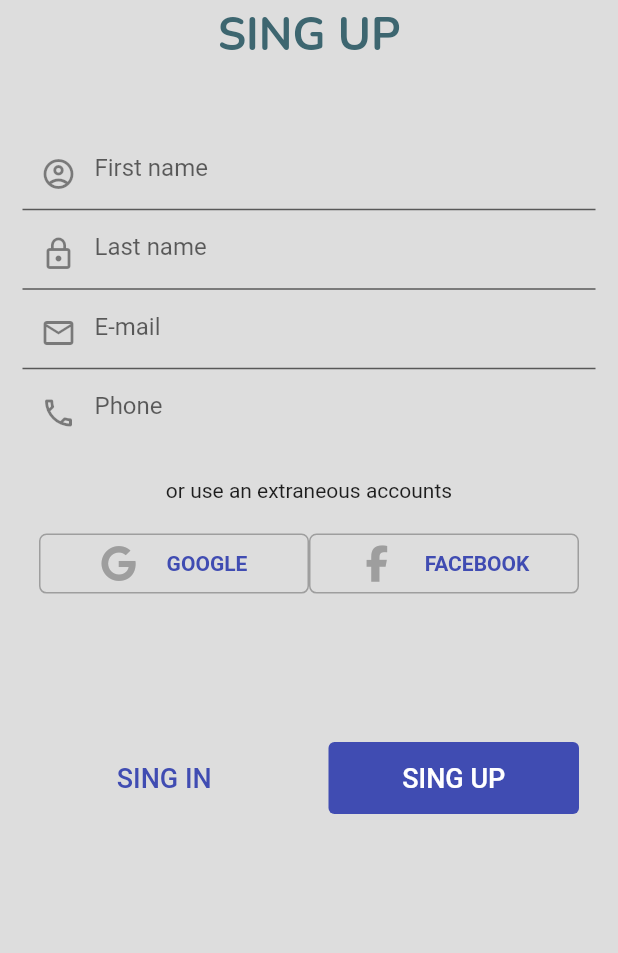
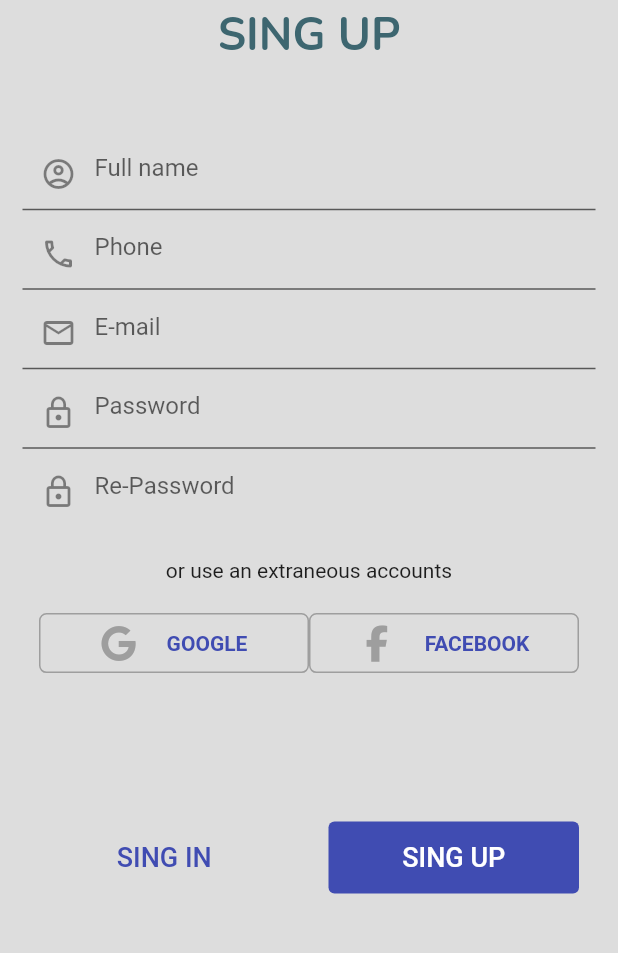
Before and after one commit to nguyenquoctrung1803/e-wallet, a Flutter app: the screen it shows after launch, after a tap on "SING UP", on a phone screen of 412 x 824 dp, the part 206-1159 px from its top. Run offline on Flutter 3.47's test engine with Material 2 defaults, Android fonts, the phone set to English and light mode, and no system bars; our stand-ins replace cloud_firestore, firebase_auth, firebase_core, flutter_riverpod, font_awesome_flutter, google_fonts and 1 more; accounts and stored records are empty.

Commit message:
Build Login and Sign In function and save to firebase

```diff
--- /dev/null
+++ b/lib/common/widgets/custom_button.dart
@@ -0,0 +1,30 @@
+import 'package:ewallet_app/common/utils/colors.dart';
+import 'package:flutter/cupertino.dart';
+import 'package:flutter/material.dart';
+
+class CustomButton extends StatelessWidget {
+  final String text;
+  final VoidCallback onPressed;
+  const CustomButton({super.key, required this.text, required this.onPressed});
+
+  @override
+  Widget build(BuildContext context) {
+    return ElevatedButton(
+      onPressed: onPressed,
+      style: ElevatedButton.styleFrom(
+        elevation: 0,
+        side: const BorderSide(
+          style: BorderStyle.none,
+        ),
+        backgroundColor: backgroundColor,
+      ),
+      child: Text(
+        text,
+        style: const TextStyle(
+          color: buttonColor,
+          fontSize: 18,
+        ),
+      ),
+    );
+  }
+}
--- /dev/null
+++ b/lib/common/widgets/custom_button_color.dart
@@ -0,0 +1,31 @@
+import 'package:ewallet_app/common/utils/colors.dart';
+import 'package:flutter/cupertino.dart';
+import 'package:flutter/material.dart';
+
+class CustomButtonWithColor extends StatelessWidget {
+  final String text;
+  final VoidCallback onPressed;
+  const CustomButtonWithColor(
+      {super.key, required this.text, required this.onPressed});
+
+  @override
+  Widget build(BuildContext context) {
+    return ElevatedButton(
+      onPressed: onPressed,
+      style: ElevatedButton.styleFrom(
+        elevation: 0,
+        side: const BorderSide(
+          style: BorderStyle.none,
+        ),
+        backgroundColor: buttonColor,
+      ),
+      child: Text(
+        text,
+        style: const TextStyle(
+          color: Colors.white,
+          fontSize: 18,
+        ),
+      ),
+    );
+  }
+}
--- /dev/null
+++ b/lib/features/auth/controller/auth_controller.dart
@@ -0,0 +1,28 @@
+// ignore_for_file: public_member_api_docs, sort_constructors_first
+import 'package:flutter/material.dart';
+import 'package:flutter_riverpod/flutter_riverpod.dart';
+
+import '../repository/auth_repository.dart';
+
+final authControllerProvider = Provider((ref) {
+  final authRepository = ref.watch(authRepositoryProvider);
+  return AuthController(authRepository: authRepository, ref: ref);
+});
+
+class AuthController {
+  final AuthRepository authRepository;
+  final ProviderRef ref;
+  AuthController({
+    required this.authRepository,
+    required this.ref,
+  });
+
+  void signUpUser(BuildContext context, String fullName, String email,
+      String password, String phone) {
+    authRepository.createUser(context, fullName, email, password, phone);
+  }
+
+  void signInUser(BuildContext context, String email, String password) {
+    authRepository.loginUser(context, email, password);
+  }
+}
--- a/lib/features/auth/screens/login_screen.dart
+++ b/lib/features/auth/screens/login_screen.dart
@@ -1,23 +1,37 @@
+import 'package:ewallet_app/common/utils/utils.dart';
+import 'package:ewallet_app/common/widgets/custom_button.dart';
+import 'package:ewallet_app/common/widgets/custom_button_color.dart';
+import 'package:ewallet_app/features/auth/controller/auth_controller.dart';
 import 'package:ewallet_app/features/auth/screens/signup_screen.dart';
 import 'package:flutter/material.dart';
 import 'package:flutter/src/widgets/framework.dart';
 import 'package:flutter/src/widgets/placeholder.dart';
+import 'package:flutter_riverpod/flutter_riverpod.dart';
 import 'package:google_fonts/google_fonts.dart';
 
 import '../../../common/utils/colors.dart';
 
-class LoginScreen extends StatefulWidget {
+class LoginScreen extends ConsumerStatefulWidget {
   static const String routeName = '/login-screen';
   const LoginScreen({super.key});
-
   @override
-  State<LoginScreen> createState() => _LoginScreenState();
+  ConsumerState<LoginScreen> createState() => _LoginScreenState();
 }
 
-class _LoginScreenState extends State<LoginScreen> {
+class _LoginScreenState extends ConsumerState<LoginScreen> {
   TextEditingController gmailController = TextEditingController();
   TextEditingController passwordController = TextEditingController();
   bool check = false;
+  void signIn() {
+    final email = gmailController.text.trim();
+    final password = passwordController.text.trim();
+    if (email.isNotEmpty && password.isNotEmpty) {
+      ref.read(authControllerProvider).signInUser(context, email, password);
+    } else {
+      showSnackBar(context: context, content: 'Please filled all the field!');
+    }
+  }
+
   @override
   Widget build(BuildContext context) {
     final size = MediaQuery.of(context).size;
@@ -71,7 +85,8 @@ class _LoginScreenState extends State<LoginScreen> {
                         ),
                       ),
                       TextField(
-                        controller: gmailController,
+                        obscureText: true,
+                        controller: passwordController,
                         decoration: const InputDecoration(
                           prefixIcon: Icon(Icons.lock_outline),
                           filled: true,
@@ -156,43 +171,20 @@ class _LoginScreenState extends State<LoginScreen> {
                 mainAxisAlignment: MainAxisAlignment.spaceEvenly,
                 children: [
                   SizedBox(
-                    width: 167,
-                    height: 48,
-                    child: ElevatedButton(
-                      onPressed: () {
-                        Navigator.pushNamed(context, SignUpScreen.routeName);
-                      },
-                      style: ElevatedButton.styleFrom(
-                        elevation: 0,
-                        side: const BorderSide(
-                          style: BorderStyle.none,
-                        ),
-                        backgroundColor: backgroundColor,
-                      ),
-                      child: const Text(
-                        'SING UP',
-                        style: TextStyle(
-                          color: buttonColor,
-                          fontSize: 18,
-                        ),
-                      ),
-                    ),
-                  ),
+                      width: 167,
+                      height: 48,
+                      child: CustomButton(
+                        text: 'SING UP',
+                        onPressed: () {
+                          Navigator.pushNamed(context, SignUpScreen.routeName);
+                        },
+                      )),
                   SizedBox(
                     width: 167,
                     height: 48,
-                    child: ElevatedButton(
-                      onPressed: () {},
-                      style: ElevatedButton.styleFrom(
-                        elevation: 0,
-                        backgroundColor: buttonColor,
-                      ),
-                      child: const Text(
-                        'SING IN',
-                        style: TextStyle(
-                          fontSize: 18,
-                        ),
-                      ),
+                    child: CustomButtonWithColor(
+                      text: 'SING IN',
+                      onPressed: signIn,
                     ),
                   ),
                 ],
--- a/lib/features/auth/screens/signup_screen.dart
+++ b/lib/features/auth/screens/signup_screen.dart
@@ -1,28 +1,55 @@
+import 'package:ewallet_app/common/utils/utils.dart';
+import 'package:ewallet_app/common/widgets/custom_button_color.dart';
 import 'package:ewallet_app/features/auth/screens/login_screen.dart';
 import 'package:flutter/material.dart';
 import 'package:flutter/src/widgets/framework.dart';
 import 'package:flutter/src/widgets/placeholder.dart';
+import 'package:flutter_riverpod/flutter_riverpod.dart';
 import 'package:font_awesome_flutter/font_awesome_flutter.dart';
 import 'package:google_fonts/google_fonts.dart';
 
 import '../../../common/utils/colors.dart';
+import '../../../common/widgets/custom_button.dart';
+import '../controller/auth_controller.dart';
 
-class SignUpScreen extends StatefulWidget {
+class SignUpScreen extends ConsumerStatefulWidget {
   static const String routeName = '/signup-screen';
   const SignUpScreen({super.key});
 
   @override
-  State<SignUpScreen> createState() => _SignUpScreenState();
+  ConsumerState<SignUpScreen> createState() => _SignUpScreenState();
 }
 
-class _SignUpScreenState extends State<SignUpScreen> {
+class _SignUpScreenState extends ConsumerState<SignUpScreen> {
+  final gmailController = TextEditingController();
+  final fullNameController = TextEditingController();
+  final phoneController = TextEditingController();
+  final passwordController = TextEditingController();
+  final repasswordController = TextEditingController();
+
+  void signUpUser() {
+    final fullName = fullNameController.text.trim();
+    final email = gmailController.text.trim();
+    final phone = phoneController.text.trim();
+    final password = passwordController.text.trim();
+    final repassword = repasswordController.text.trim();
+    if (fullName.isNotEmpty &&
+        email.isNotEmpty &&
+        phone.isNotEmpty &&
+        password == repassword) {
+      ref
+          .read(authControllerProvider)
+          .signUpUser(context, fullName, email, password, phone);
+    } else {
+      showSnackBar(
+          context: context,
+          content: 'Please fill all the fields and correct repassword!');
+    }
+  }
+
   @override
   Widget build(BuildContext context) {
     final size = MediaQuery.of(context).size;
-    final TextEditingController gmailController = TextEditingController();
-    final TextEditingController firstNameController = TextEditingController();
-    final TextEditingController lastNameController = TextEditingController();
-    final TextEditingController phoneController = TextEditingController();
     return Scaffold(
       body: SafeArea(
         child: SingleChildScrollView(
@@ -61,39 +88,12 @@ class _SignUpScreenState extends State<SignUpScreen> {
                     Padding(
                       padding: const EdgeInsets.only(bottom: 5),
                       child: TextField(
-                        keyboardType: TextInputType.emailAddress,
-                        controller: firstNameController,
+                        controller: fullNameController,
                         decoration: const InputDecoration(
                           filled: true,
                           prefixIcon: Icon(Icons.account_circle_outlined),
                           fillColor: backgroundColor,
-                          hintText: 'First name',
-                          contentPadding: EdgeInsets.all(10),
-                        ),
-                      ),
-                    ),
-                    Padding(
-                      padding: const EdgeInsets.only(bottom: 5),
-                      child: TextField(
-                        controller: lastNameController,
-                        decoration: const InputDecoration(
-                          prefixIcon: Icon(Icons.lock_outline),
-                          filled: true,
-                          fillColor: backgroundColor,
-                          hintText: 'Last name',
-                          contentPadding: EdgeInsets.all(10),
-                        ),
-                      ),
-                    ),
-                    Padding(
-                      padding: const EdgeInsets.only(bottom: 5),
-                      child: TextField(
-                        controller: gmailController,
-                        decoration: const InputDecoration(
-                          prefixIcon: Icon(Icons.email_outlined),
-                          filled: true,
-                          fillColor: backgroundColor,
-                          hintText: 'E-mail',
+                          hintText: 'Full name',
                           contentPadding: EdgeInsets.all(10),
                         ),
                       ),
@@ -108,6 +108,48 @@ class _SignUpScreenState extends State<SignUpScreen> {
                           filled: true,
                           fillColor: backgroundColor,
                           hintText: 'Phone',
+                          contentPadding: EdgeInsets.all(10),
+                        ),
+                      ),
+                    ),
+                    Padding(
+                      padding: const EdgeInsets.only(bottom: 5),
+                      child: TextField(
+                        controller: gmailController,
+                        keyboardType: TextInputType.emailAddress,
+                        decoration: const InputDecoration(
+                          prefixIcon: Icon(Icons.email_outlined),
+                          filled: true,
+                          fillColor: backgroundColor,
+                          hintText: 'E-mail',
+                          contentPadding: EdgeInsets.all(10),
+                        ),
+                      ),
+                    ),
+                    Padding(
+                      padding: const EdgeInsets.only(bottom: 5),
+                      child: TextFormField(
+                        obscureText: true,
+                        controller: passwordController,
+                        decoration: const InputDecoration(
+                          prefixIcon: Icon(Icons.lock_outline),
+                          filled: true,
+                          fillColor: backgroundColor,
+                          hintText: 'Password',
+                          contentPadding: EdgeInsets.all(10),
+                        ),
+                      ),
+                    ),
+                    Padding(
+                      padding: const EdgeInsets.only(bottom: 5),
+                      child: TextFormField(
+                        controller: repasswordController,
+                        obscureText: true,
+                        decoration: const InputDecoration(
+                          prefixIcon: Icon(Icons.lock_outline),
+                          filled: true,
+                          fillColor: backgroundColor,
+                          hintText: 'Re-Password',
                           contentPadding: EdgeInsets.all(10),
                           border: InputBorder.none,
                         ),
@@ -208,43 +250,23 @@ class _SignUpScreenState extends State<SignUpScreen> {
                 mainAxisAlignment: MainAxisAlignment.spaceEvenly,
                 children: [
                   SizedBox(
-                    width: 167,
-                    height: 48,
-                    child: ElevatedButton(
-                      onPressed: () {
-                        Navigator.pushNamed(context, LoginScreen.routeName);
-                      },
-                      style: ElevatedButton.styleFrom(
-                        elevation: 0,
-                        side: const BorderSide(
-                          style: BorderStyle.none,
-                        ),
-                        backgroundColor: backgroundColor,
-                      ),
-                      child: const Text(
-                        'SING IN',
-                        style: TextStyle(
-                          color: buttonColor,
-                          fontSize: 18,
-                        ),
-                      ),
-                    ),
-                  ),
+                      width: 167,
+                      height: 48,
+                      child: CustomButton(
+                        text: 'SING IN',
+                        onPressed: () {
+                          Navigator.pushNamed(
+                            context,
+                            LoginScreen.routeName,
+                          );
+                        },
+                      )),
                   SizedBox(
                     width: 167,
                     height: 48,
-                    child: ElevatedButton(
-                      onPressed: () {},
-                      style: ElevatedButton.styleFrom(
-                        elevation: 0,
-                        backgroundColor: buttonColor,
-                      ),
-                      child: const Text(
-                        'SING UP',
-                        style: TextStyle(
-                          fontSize: 18,
-                        ),
-                      ),
+                    child: CustomButtonWithColor(
+                      text: 'SING UP',
+                      onPressed: signUpUser,
                     ),
                   ),
                 ],
--- a/lib/main.dart
+++ b/lib/main.dart
@@ -13,7 +13,7 @@ void main() async {
   await Firebase.initializeApp(
     options: DefaultFirebaseOptions.currentPlatform,
   );
-  runApp(const MyApp());
+  runApp(const ProviderScope(child: MyApp()));
 }
 
 class MyApp extends ConsumerWidget {
--- a/lib/route.dart
+++ b/lib/route.dart
@@ -1,6 +1,7 @@
 import 'package:ewallet_app/common/widgets/error_screen.dart';
 import 'package:ewallet_app/features/auth/screens/login_screen.dart';
 import 'package:ewallet_app/features/auth/screens/signup_screen.dart';
+import 'package:ewallet_app/features/home/screen/home_screen.dart';
 import 'package:flutter/material.dart';
 
 Route<dynamic> generateRoute(RouteSettings settings) {
@@ -13,6 +14,10 @@ Route<dynamic> generateRoute(RouteSettings settings) {
       return MaterialPageRoute(
         builder: (context) => const SignUpScreen(),
       );
+    case HomeScreen.routeName:
+      return MaterialPageRoute(
+        builder: (context) => const HomeScreen(),
+      );
 
     default:
       return MaterialPageRoute(
```
Also changed, not shown: lib/common/utils/utils.dart (added, +9 -0 lines), lib/features/auth/repository/auth_repository.dart (+51 -3 lines), lib/features/home/screen/home_screen.dart (added, +23 -0 lines), lib/model/user_model.dart (+21 -10 lines), 1 other file.
